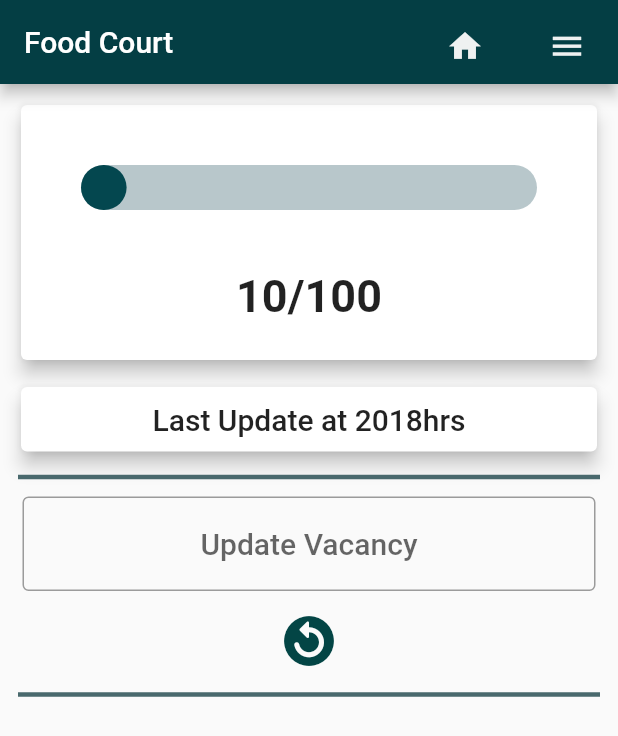
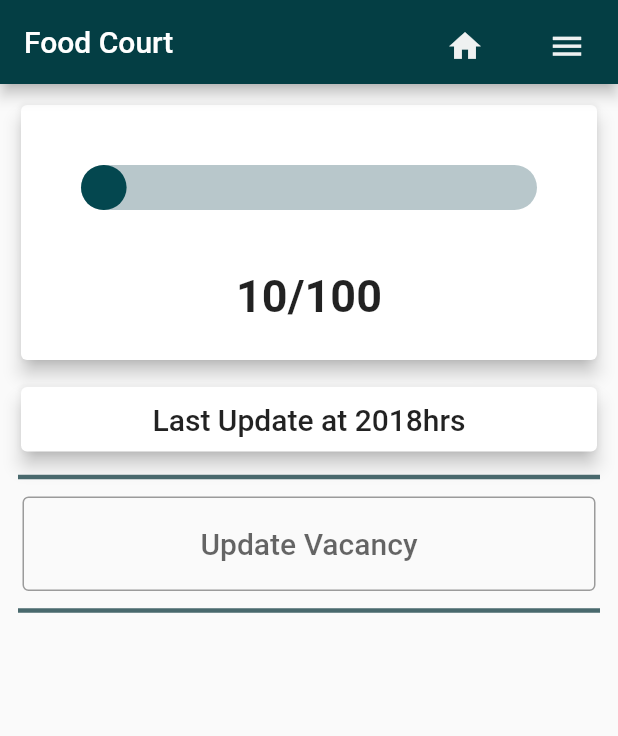
Before and after one commit to Prabha713d/Seat-Venumma, a Flutter app: the screen it shows after launch, after a tap on "Electrical Sciences Block", after a tap on "Food Court", on a phone screen of 412 x 824 dp. Shown: the top 736 px of the screen. Run offline on Flutter 3.47's test engine with Material 2 defaults, Android fonts, the phone set to English and light mode, and no system bars; drawn by our look-alikes of percent_indicator; missing offline and left inert: dart:ffi; Roboto replaces fonts that are missing (Galliard BT).

```diff
--- a/lib/vacancyTrack.dart
+++ b/lib/vacancyTrack.dart
@@ -9,7 +9,7 @@ import 'vacancyIndicator.dart';
 import 'roomDescription.dart';
 import 'page.dart' as pg;
 
-class VacancyTrack extends StatelessWidget {
+class VacancyTrack extends StatefulWidget {
   //final String page;
   final List roomDetails;
   final String page;
@@ -21,22 +21,31 @@ class VacancyTrack extends StatelessWidget {
   });
 
   @override
+  State<VacancyTrack> createState() => _VacancyTrackState();
+}
+
+class _VacancyTrackState extends State<VacancyTrack> {
+  void reload() {
+    setState(() {});
+  }
+
+  @override
   Widget build(BuildContext context) {
-    pg.page = page;
+    pg.page = widget.page;
     return Column(
       children: [
         Padding(
           padding: EdgeInsets.fromLTRB(10, 10, 10, 5),
           child: Card(
             elevation: 5,
-            child: VacancyIndicator(roomDetails),
+            child: VacancyIndicator(widget.roomDetails),
           ),
         ),
         Padding(
           padding: EdgeInsets.fromLTRB(10, 5, 10, 5),
           child: Card(
             elevation: 5,
-            child: RoomDescription(timeUpdated: roomDetails[2]),
+            child: RoomDescription(timeUpdated: widget.roomDetails[2]),
           ),
         ),
         Divider(
@@ -45,7 +54,7 @@ class VacancyTrack extends StatelessWidget {
           thickness: 3,
           color: Color.fromARGB(255, 73, 105, 109),
         ),
-        VacancyUpdateForm(),
+        VacancyUpdateForm(reload: reload),
         Divider(
           indent: 12,
           endIndent: 12,
--- a/lib/vacancyUpdateForm.dart
+++ b/lib/vacancyUpdateForm.dart
@@ -7,7 +7,8 @@ import 'page.dart' as pg;
 
 // Define a custom Form widget.
 class VacancyUpdateForm extends StatefulWidget {
-  const VacancyUpdateForm({super.key});
+  final Function reload;
+  const VacancyUpdateForm({required this.reload, super.key});
 
   @override
   VUFState createState() {
@@ -30,11 +31,8 @@ class VUFState extends State<VacancyUpdateForm> {
     setState(() {
       BuildingDetailsStore obj = new BuildingDetailsStore();
       obj.vacancyUpdate(pg.page, int.parse(newVacancy));
+      widget.reload();
     });
-  }
-
-  void reload() {
-    setState(() {});
   }
 
   @override
@@ -64,7 +62,6 @@ class VUFState extends State<VacancyUpdateForm> {
               ),
             ),
           ),
-          ReloadVacancy(reload: reload),
         ],
       ),
     );
```
